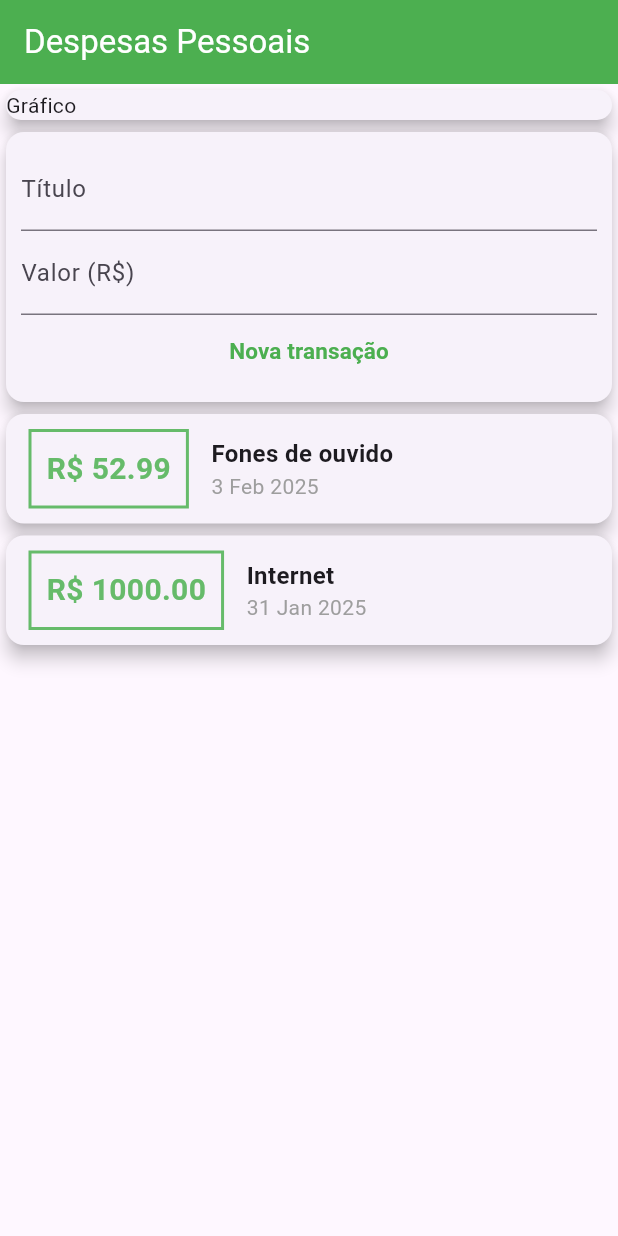
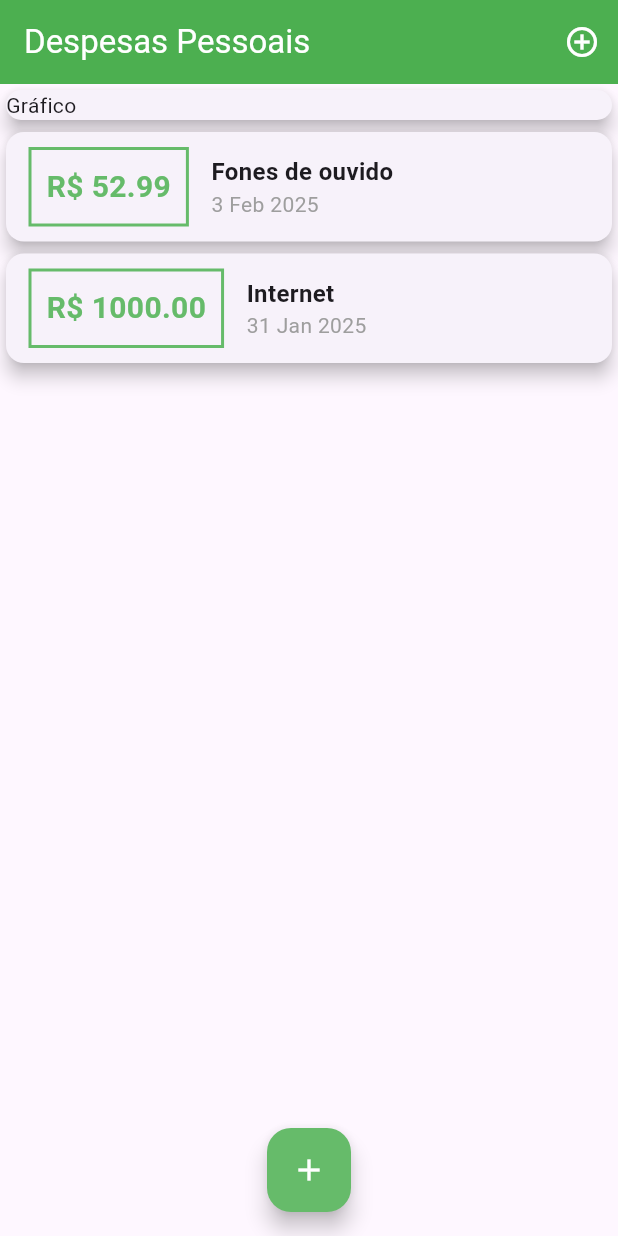
Before and after one commit to mateusalmeiida/despesas-pessoais-flutter, a Flutter app: the screen it shows after launch, on a phone screen of 412 x 824 dp. Run offline on Flutter 3.47's test engine with Material 3 defaults, Android fonts, the light colour scheme and no system bars.

Commit message:
Formulário de preenchimento abre ao pertar os botões

```diff
--- a/lib/components/transaction_user.dart
+++ /dev/null
@@ -1,49 +0,0 @@
-import 'dart:math';
-
-import 'package:flutter/material.dart';
-import 'transaction_form.dart';
-import 'transaction_list.dart';
-import '../models/transaction.dart';
-
-class TransactionUser extends StatefulWidget {
-  const TransactionUser({super.key});
-
-  @override
-  State<TransactionUser> createState() => _TransactionUserState();
-}
-
-class _TransactionUserState extends State<TransactionUser> {
-  final List<Transaction> transactions = [
-    Transaction(
-        id: 't1', title: 'Fones de ouvido', value: 52.99, date: DateTime.now()),
-    Transaction(
-        id: 't2',
-        title: 'Internet',
-        value: 1000,
-        date: DateTime(2025, 1, 31, 10, 20)),
-  ];
-
-  @override
-  Widget build(BuildContext context) {
-    void addTransaction(String title, double value) {
-      final Transaction newTransaction = Transaction(
-          id: Random().nextDouble().toString(),
-          title: title,
-          value: value,
-          date: DateTime.now());
-
-      setState(() {
-        transactions.add(newTransaction);
-      });
-    }
-
-    return Column(
-      children: [
-        TransactionForm(
-          onSubmit: addTransaction,
-        ),
-        TransactionList(transactions: transactions),
-      ],
-    );
-  }
-}
--- a/lib/main.dart
+++ b/lib/main.dart
@@ -1,5 +1,10 @@
-import 'package:despesas/components/transaction_user.dart';
+import 'dart:math';
+
+import 'package:despesas/components/transaction_form.dart';
+import 'package:despesas/models/transaction.dart';
 import 'package:flutter/material.dart';
+
+import 'components/transaction_list.dart';
 
 void main() {
   runApp(ExpensesApp());
@@ -14,14 +19,59 @@ class ExpensesApp extends StatelessWidget {
   }
 }
 
-class MyHomePage extends StatelessWidget {
+class MyHomePage extends StatefulWidget {
   const MyHomePage({super.key});
+
+  @override
+  State<MyHomePage> createState() {
+    return _MyHomePageState();
+  }
+}
+
+class _MyHomePageState extends State<MyHomePage> {
+  final List<Transaction> _transactions = [
+    Transaction(
+        id: 't1', title: 'Fones de ouvido', value: 52.99, date: DateTime.now()),
+    Transaction(
+        id: 't2',
+        title: 'Internet',
+        value: 1000,
+        date: DateTime(2025, 1, 31, 10, 20)),
+  ];
+  void _addTransaction(String title, double value) {
+    final Transaction newTransaction = Transaction(
+        id: Random().nextDouble().toString(),
+        title: title,
+        value: value,
+        date: DateTime.now());
+
+    setState(() {
+      _transactions.add(newTransaction);
+    });
+  }
+
+  _openTransactionFormModal(BuildContext context) {
+    showModalBottomSheet(
+        context: context,
+        builder: (_) {
+          return TransactionForm(onSubmit: _addTransaction);
+        });
+  }
 
   @override
   Widget build(BuildContext context) {
     return Scaffold(
       appBar: AppBar(
         backgroundColor: Colors.green,
+        actions: [
+          IconButton(
+            onPressed: () {
+              _openTransactionFormModal(context);
+            },
+            icon: Icon(Icons.add_circle_outline),
+            color: Colors.white,
+          )
+        ],
         titleTextStyle: TextStyle(
           color: Colors.white,
           fontSize: 22,
@@ -36,9 +86,23 @@ class MyHomePage extends StatelessWidget {
               elevation: 5,
               child: Text('Gráfico'),
             ),
-              TransactionUser()
+            Column(
+              children: [
+                TransactionList(transactions: _transactions),
               ],
             ),
-        ));
+          ],
+        ),
+      ),
+      floatingActionButton: FloatingActionButton(
+        onPressed: () {
+          _openTransactionFormModal(context);
+        },
+        foregroundColor: Colors.white,
+        backgroundColor: Colors.green[400],
+        child: Icon(Icons.add),
+      ),
+      floatingActionButtonLocation: FloatingActionButtonLocation.centerFloat,
+    );
   }
 }
```
Also changed, not shown: lib/components/transaction_form.dart (+11 -5 lines). Lines whose indentation alone changed are shown as unchanged.
